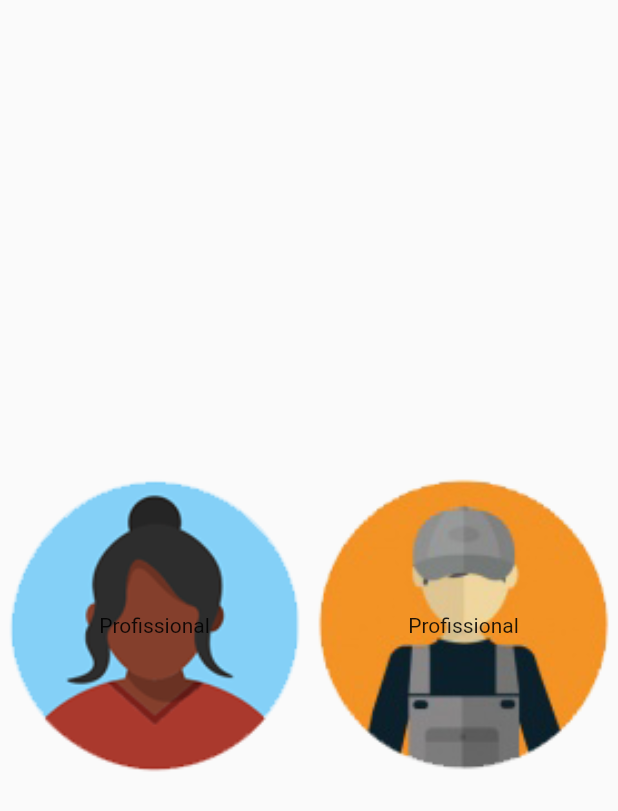
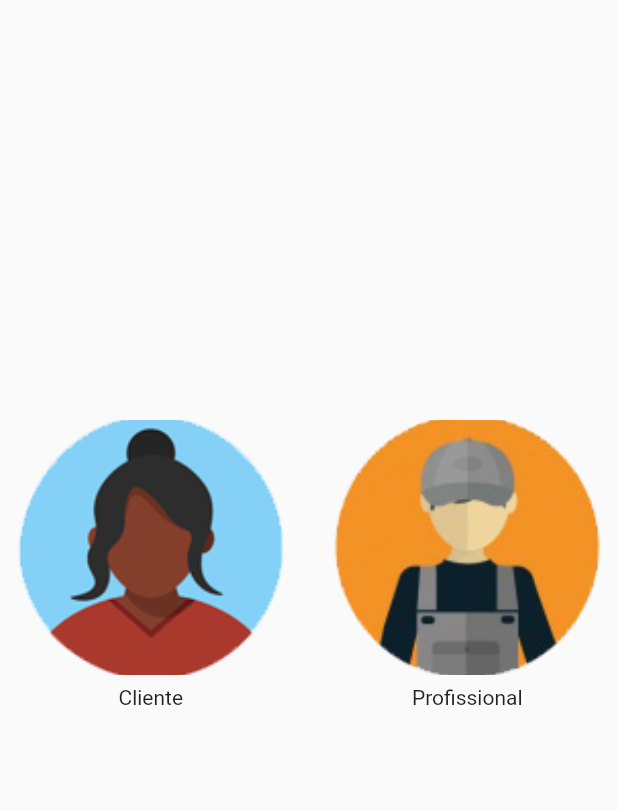
Before and after one commit to adriano328/PSTIFM, a Flutter app: the screen it shows after launch, after a tap on "Novo no aplicativo? Clique Aqui!", on a phone screen of 412 x 824 dp. Shown: the top 811 px of the screen. Run offline on Flutter 3.47's test engine with Material 2 defaults, Android fonts, the phone set to English and light mode, and no system bars; missing offline and left inert: dart:ffi; network calls fail.

Commit message:
ajustando rotas

```diff
--- a/lib/home/profileForm.dart
+++ b/lib/home/profileForm.dart
@@ -1,10 +1,20 @@
 // ignore_for_file: unnecessary_new, prefer_const_constructors
+
+import 'dart:developer';
 
 import 'package:flutter/material.dart';
 import 'package:flutter_application_1/formUserProfessional/formUsersProfessional.dart';
 import 'package:flutter_application_1/formUsers.dart';
 
 void main() => runApp(profileForm());
+var listTitle = ['Cliente', 'Profissional'];
+var listImgs = [
+  'assets/cliente_icone.png',
+  'assets/profissional_icone.png',
+  'assets/profissional_icone.png'
+];
+
+var listRouter = [formUsers(), formUsersProfessional(), formUsers()];
 
 class profileForm extends StatelessWidget {
   const profileForm({Key? key}) : super(key: key);
@@ -14,25 +24,22 @@ class profileForm extends StatelessWidget {
     return MaterialApp(
         home: Scaffold(
       body: Container(
-              margin: const EdgeInsets.only(top: 10),
-              child: Center(
-                child: GridView(
-                    gridDelegate: SliverGridDelegateWithFixedCrossAxisCount(
+          margin: const EdgeInsets.only(top: 280),
+          child: GridView.builder(
+            gridDelegate: const SliverGridDelegateWithFixedCrossAxisCount(
               crossAxisCount: 2,
+              crossAxisSpacing: 10,
+              mainAxisSpacing: 10,
+              mainAxisExtent: 170, // here set custom Height You Want
             ),
-                    shrinkWrap: true,
-                    // Create a grid with 2 columns. If you change the scrollDirection to
-                    // horizontal, this produces 2 rows.
-
-                    // Generate 100 widgets that display their index in the List.
-
-                    children: [
-                      InkWell(
-                        onTap: () {
+            itemCount: 2,
+            itemBuilder: (BuildContext context, int index) {
+              return InkWell(
+                onTap: () => {
                   Navigator.push(
                       context,
                       MaterialPageRoute(
-                                  builder: (context) => formUsers()));
+                          builder: (context) => listRouter[index]))
                 },
                 child: Container(
                   height: 300,
@@ -41,39 +48,14 @@ class profileForm extends StatelessWidget {
                       borderRadius: BorderRadius.circular(15.0),
                       image: DecorationImage(
                           fit: BoxFit.cover,
-                                  image:
-                                      AssetImage('assets/cliente_icone.png'))),
-                          child: Center(
-                            child: Text('Profissional'),
+                          image: AssetImage(listImgs[index]))),
+                  child: Align(
+                      child: Text(listTitle[index]),
+                      alignment: Alignment(0, 1.3)),
                 ),
-                        ),
-                      ),
-                      InkWell(
-                        onTap: () {
-                          Navigator.push(
-                              context,
-                              MaterialPageRoute(
-                                  builder: (context) =>
-                                      formUsersProfessional()));
+              );
             },
-                        child: Container(
-                          child: Container(
-                            height: 300,
-                            width: double.infinity,
-                            decoration: BoxDecoration(
-                                borderRadius: BorderRadius.circular(15.0),
-                                image: DecorationImage(
-                                    fit: BoxFit.cover,
-                                    image: AssetImage(
-                                        'assets/profissional_icone.png'))),
-                            child: Center(
-                              child: Text('Profissional'),
-                            ),
-                          ),
-                        ),
-                      )
-                    ]),
-              ))),
-    );
+          )),
+    ));
   }
 }
```
Lines whose indentation alone changed are shown as unchanged.
